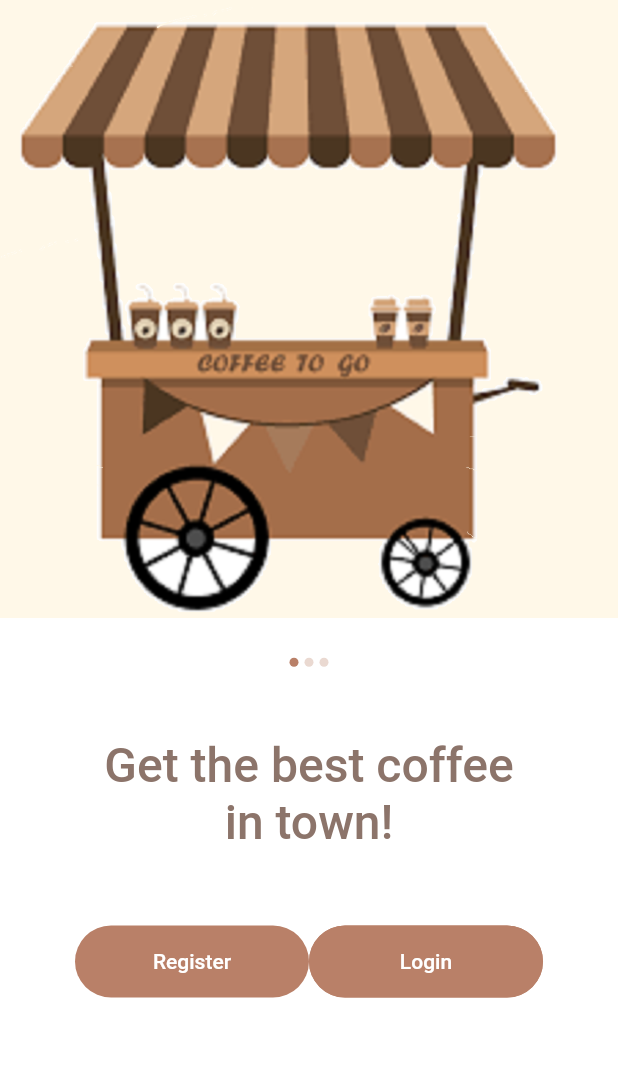
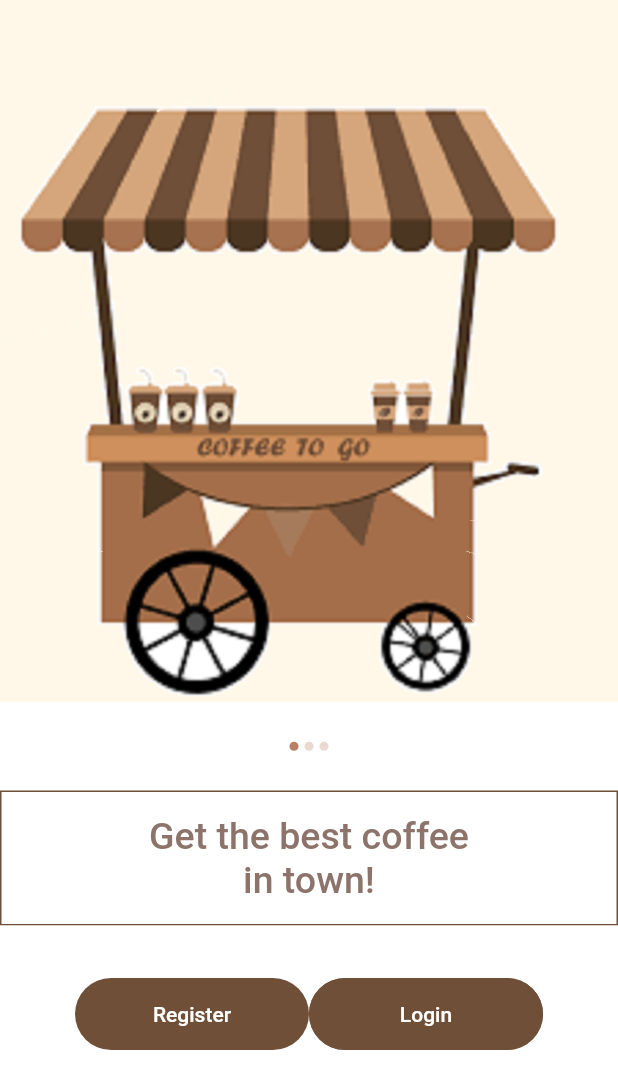
Before and after one commit to farihanoor/flutter_splash_screen, a Flutter app: the screen it shows after launch, on a phone screen of 412 x 824 dp. Shown: the top 1089 px of the screen. Run offline on Flutter 3.47's test engine with Material 2 defaults, Android fonts, the phone set to English and light mode, and no system bars; our stand-ins replace flutter_svg.

Commit message:
home screen layout complete

```diff
--- a/flutter_splash_screen/lib/constant.dart
+++ b/flutter_splash_screen/lib/constant.dart
@@ -11,3 +11,7 @@ Color mSecondTextColor = Color(0xFFB98068);
 Color mSecondColor = Color(0xFFC28E79);
 
 Color mFacebookColor = Color(0xFF4277bc);
+
+Color mLightBrown = Color(0xFFFFF8E8);
+
+Color mDarkBrown = Color(0xFF6F4F38);
--- a/flutter_splash_screen/lib/home/home.dart
+++ b/flutter_splash_screen/lib/home/home.dart
@@ -7,27 +7,22 @@ class HomeScreen extends StatelessWidget {
   @override
   Widget build(BuildContext context) {
     return Scaffold(
+       appBar: AppBar(
+         elevation: 0,
+
+         backgroundColor: mLightBrown,
+      ),
+      //extendBodyBehindAppBar: false,
       body: Column(
         children: <Widget>[
           Image.asset('assets/images/coffeeStand.png'),
+          SliderDot(),
           Container(
             decoration: BoxDecoration(
+              border: Border.all(color: mDarkBrown),
             color: Colors.white,
-
           ),
-
-                    //margin: EdgeInsets.all(5),
-
-          ),
-
-          SliderDot(),
-
-          Container(
-            decoration: BoxDecoration(
-            color: Colors.white,
-
-          ),
-          padding: const EdgeInsets.symmetric(horizontal: 65, vertical: 20),
+          padding: const EdgeInsets.symmetric(horizontal: 65, vertical: 15),
             width: double.infinity,
            // margin: EdgeInsets.all(5),
           child: Text(
@@ -35,7 +30,7 @@ class HomeScreen extends StatelessWidget {
             textAlign: TextAlign.center,
             style: TextStyle(
               color: mPrimaryTextColor,
-              fontSize: 32,
+              fontSize: 25,
               fontWeight: FontWeight.w500,
             ),
           ),
@@ -59,7 +54,7 @@ class LoginAndRegister extends StatelessWidget {
       decoration: BoxDecoration(
         color: Colors.white,
       ),
-      padding: const EdgeInsets.symmetric(horizontal: 50, vertical: 30),
+      padding: const EdgeInsets.symmetric(horizontal: 50, vertical: 35),
       child: Row(
         children: <Widget>[
           Expanded(
@@ -67,7 +62,7 @@ class LoginAndRegister extends StatelessWidget {
               shape: RoundedRectangleBorder(
                 borderRadius: BorderRadius.circular(36),
               ),
-              color: mPrimaryColor,
+              color: mDarkBrown,
               onPressed: () {},
               child: Container(
                 padding: const EdgeInsets.symmetric(vertical: 16),
@@ -87,9 +82,9 @@ class LoginAndRegister extends StatelessWidget {
             child: FlatButton(
               shape: RoundedRectangleBorder(
                 borderRadius: BorderRadius.circular(36),
-                side: BorderSide(color: mPrimaryColor),
+                side: BorderSide(color: mDarkBrown),
               ),
-              color: mPrimaryColor,
+              color: mDarkBrown,
               onPressed: () {},
               child: Container(
                 padding: const EdgeInsets.symmetric(vertical: 16),
```
